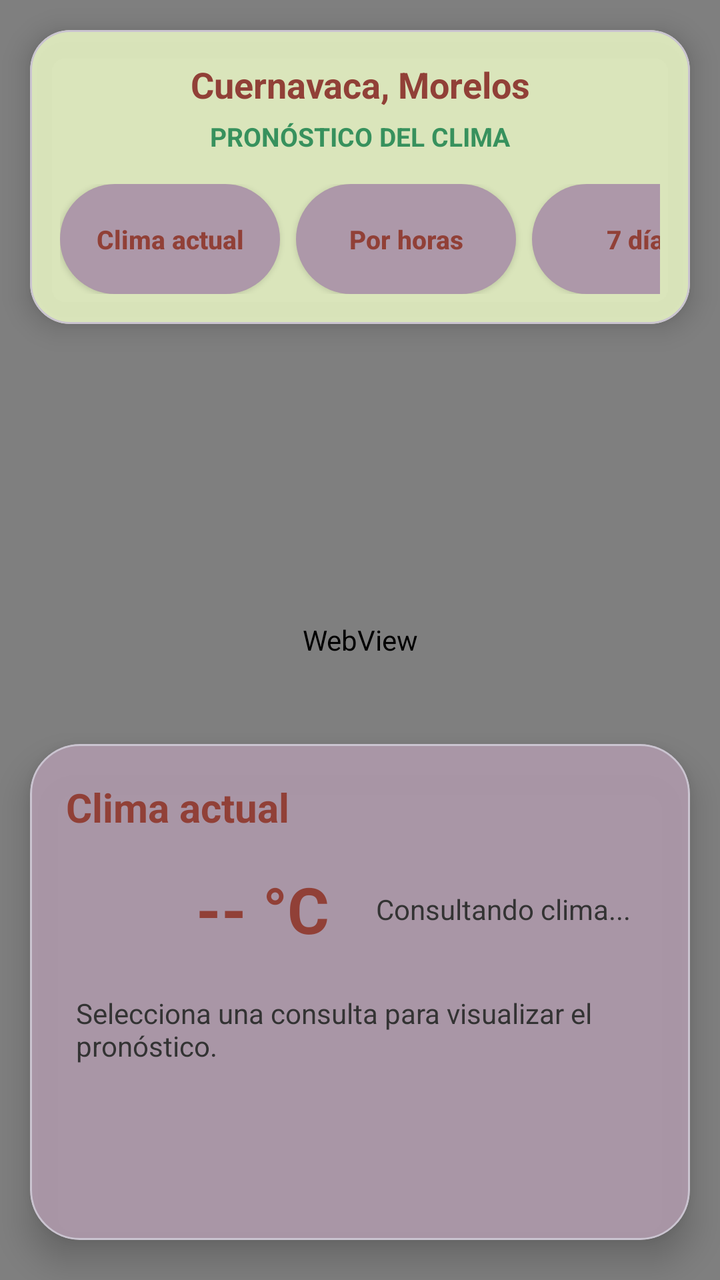
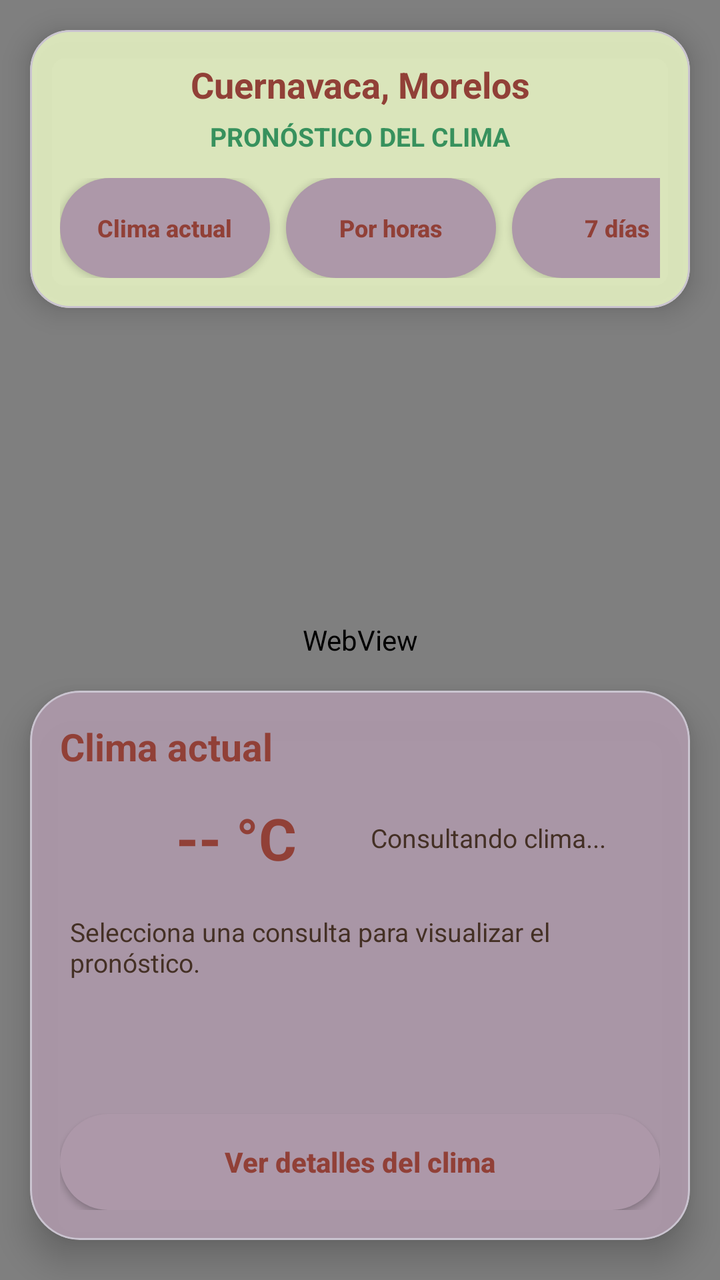

Compare the two renders of this Android layout. The source of the first and the diff that turns it into the second are given below.
<!-- AndroidManifest.xml: application theme Theme.PATHLY -->
<!-- res/layout/activity_principal.xml -->
<?xml version="1.0" encoding="utf-8"?>
<FrameLayout
    xmlns:android="http://schemas.android.com/apk/res/android"
    xmlns:app="http://schemas.android.com/apk/res-auto"
    xmlns:tools="http://schemas.android.com/tools"
    android:id="@+id/main"
    android:layout_width="match_parent"
    android:layout_height="match_parent"
    android:background="#E1EDC0"
    tools:context=".PrincipalActivity">

    <WebView
        android:id="@+id/webMapa"
        android:layout_width="match_parent"
        android:layout_height="match_parent"
        android:background="#E1EDC0"/>

    
    <com.google.android.material.card.MaterialCardView
        android:layout_width="match_parent"
        android:layout_height="wrap_content"
        android:layout_gravity="top"
        android:layout_marginStart="15dp"
        android:layout_marginEnd="15dp"
        android:layout_marginTop="15dp"
        app:cardCornerRadius="20dp"
        app:cardElevation="8dp"
        app:cardBackgroundColor="#EDE1EDC0">

        <LinearLayout
            android:layout_width="match_parent"
            android:layout_height="wrap_content"
            android:orientation="vertical"
            android:padding="15dp">

            <TextView
                android:id="@+id/tvUbicacion"
                android:layout_width="match_parent"
                android:layout_height="wrap_content"
                android:text="Cuernavaca, Morelos"
                android:textColor="#914037"
                android:textSize="18sp"
                android:textStyle="bold"
                android:gravity="center"/>

            <TextView
                android:layout_width="match_parent"
                android:layout_height="wrap_content"
                android:text="PRONÓSTICO DEL CLIMA"
                android:textColor="#37915D"
                android:textSize="13sp"
                android:textStyle="bold"
                android:gravity="center"
                android:layout_marginTop="5dp"
                android:layout_marginBottom="15dp"/>

            
            <HorizontalScrollView
                android:layout_width="match_parent"
                android:layout_height="wrap_content"
                android:scrollbars="none">

                <LinearLayout
                    android:layout_width="wrap_content"
                    android:layout_height="wrap_content"
                    android:orientation="horizontal">

                    <androidx.appcompat.widget.AppCompatButton
                        android:id="@+id/btnClimaActual"
                        android:layout_width="110dp"
                        android:layout_height="55dp"
                        android:layout_marginEnd="8dp"
                        android:background="@drawable/bg_button"
                        android:text="Clima actual"
                        android:textColor="#914037"
                        android:textSize="13sp"
                        android:textAllCaps="false"
                        android:textStyle="bold"/>

                    <androidx.appcompat.widget.AppCompatButton
                        android:id="@+id/btnPronosticoHoras"
                        android:layout_width="110dp"
                        android:layout_height="55dp"
                        android:layout_marginEnd="8dp"
                        android:background="@drawable/bg_button"
                        android:text="Por horas"
                        android:textColor="#914037"
                        android:textSize="13sp"
                        android:textAllCaps="false"
                        android:textStyle="bold"/>

                    <androidx.appcompat.widget.AppCompatButton
                        android:id="@+id/btnPronosticoSemanal"
                        android:layout_width="110dp"
                        android:layout_height="55dp"
                        android:background="@drawable/bg_button"
                        android:text="7 días"
                        android:textColor="#914037"
                        android:textSize="13sp"
                        android:textAllCaps="false"
                        android:textStyle="bold"/>

                </LinearLayout>
            </HorizontalScrollView>

        </LinearLayout>
    </com.google.android.material.card.MaterialCardView>

    
    <com.google.android.material.card.MaterialCardView
        android:layout_width="match_parent"
        android:layout_height="wrap_content"
        android:layout_gravity="bottom"
        android:layout_marginStart="15dp"
        android:layout_marginEnd="15dp"
        android:layout_marginBottom="20dp"
        app:cardCornerRadius="25dp"
        app:cardElevation="10dp"
        app:cardBackgroundColor="#F0AD98A9">

        <LinearLayout
            android:layout_width="match_parent"
            android:layout_height="wrap_content"
            android:orientation="vertical"
            android:padding="18dp">

            <TextView
                android:id="@+id/tvTituloClima"
                android:layout_width="match_parent"
                android:layout_height="wrap_content"
                android:text="Clima actual"
                android:textSize="20sp"
                android:textColor="#914037"
                android:textStyle="bold"/>

            <LinearLayout
                android:layout_width="match_parent"
                android:layout_height="wrap_content"
                android:orientation="horizontal"
                android:gravity="center_vertical"
                android:layout_marginTop="10dp">

                <ImageView
                    android:id="@+id/ivClima"
                    android:layout_width="55dp"
                    android:layout_height="55dp"
                    android:contentDescription="Icono del clima"
                    android:scaleType="fitCenter"/>

                <TextView
                    android:id="@+id/tvTemperatura"
                    android:layout_width="wrap_content"
                    android:layout_height="wrap_content"
                    android:text="-- °C"
                    android:textSize="32sp"
                    android:textStyle="bold"
                    android:textColor="#914037"
                    android:layout_marginStart="10dp"/>

                <TextView
                    android:id="@+id/tvDetalleClima"
                    android:layout_width="0dp"
                    android:layout_height="wrap_content"
                    android:layout_weight="1"
                    android:text="Consultando clima..."
                    android:textColor="#333333"
                    android:textSize="14sp"
                    android:gravity="center"
                    android:layout_marginStart="12dp"/>

            </LinearLayout>

            
            <ScrollView
                android:layout_width="match_parent"
                android:layout_height="110dp"
                android:layout_marginTop="10dp"
                android:fillViewport="true">

                <TextView
                    android:id="@+id/tvDatosExtra"
                    android:layout_width="match_parent"
                    android:layout_height="wrap_content"
                    android:text="Selecciona una consulta para visualizar el pronóstico."
                    android:textColor="#333333"
                    android:textSize="14sp"
                    android:padding="5dp"/>

            </ScrollView>

        </LinearLayout>
    </com.google.android.material.card.MaterialCardView>

</FrameLayout>
<!-- resources referenced by this layout -->
<resources>
  <!-- drawable bg_button (drawable) -->
  <?xml version="1.0" encoding="utf-8"?>
  <shape xmlns:android="http://schemas.android.com/apk/res/android">
  
      <solid android:color="#AD98A9"/>
  
      <corners android:radius="100dp"/>
  
  </shape>
  <style name="Theme.PATHLY" parent="Base.Theme.PATHLY" />
  <style name="Base.Theme.PATHLY" parent="Theme.Material3.DayNight.NoActionBar">
          
          
      </style>
</resources>

<!-- the commit's change to res/layout/activity_principal.xml (unified diff, before → after) -->
@@ -9,6 +9,7 @@
     android:background="#E1EDC0"
     tools:context=".PrincipalActivity">
 
+    
     <WebView
         android:id="@+id/webMapa"
         android:layout_width="match_parent"
@@ -16,179 +17,217 @@
         android:background="#E1EDC0"/>
 
     
-    <com.google.android.material.card.MaterialCardView
+    <LinearLayout
         android:layout_width="match_parent"
-        android:layout_height="wrap_content"
-        android:layout_gravity="top"
-        android:layout_marginStart="15dp"
-        android:layout_marginEnd="15dp"
-        android:layout_marginTop="15dp"
-        app:cardCornerRadius="20dp"
-        app:cardElevation="8dp"
-        app:cardBackgroundColor="#EDE1EDC0">
-
-        <LinearLayout
+        android:layout_height="match_parent"
+        android:orientation="vertical">
+
+        
+        <com.google.android.material.card.MaterialCardView
             android:layout_width="match_parent"
             android:layout_height="wrap_content"
-            android:orientation="vertical"
-            android:padding="15dp">
-
-            <TextView
-                android:id="@+id/tvUbicacion"
-                android:layout_width="match_parent"
-                android:layout_height="wrap_content"
-                android:text="Cuernavaca, Morelos"
-                android:textColor="#914037"
-                android:textSize="18sp"
-                android:textStyle="bold"
-                android:gravity="center"/>
-
-            <TextView
-                android:layout_width="match_parent"
-                android:layout_height="wrap_content"
-                android:text="PRONÓSTICO DEL CLIMA"
-                android:textColor="#37915D"
-                android:textSize="13sp"
-                android:textStyle="bold"
-                android:gravity="center"
-                android:layout_marginTop="5dp"
-                android:layout_marginBottom="15dp"/>
-
-            
-            <HorizontalScrollView
-                android:layout_width="match_parent"
-                android:layout_height="wrap_content"
-                android:scrollbars="none">
-
-                <LinearLayout
-                    android:layout_width="wrap_content"
-                    android:layout_height="wrap_content"
-                    android:orientation="horizontal">
-
-                    <androidx.appcompat.widget.AppCompatButton
-                        android:id="@+id/btnClimaActual"
-                        android:layout_width="110dp"
-                        android:layout_height="55dp"
-                        android:layout_marginEnd="8dp"
-                        android:background="@drawable/bg_button"
-                        android:text="Clima actual"
-                        android:textColor="#914037"
-                        android:textSize="13sp"
-                        android:textAllCaps="false"
-                        android:textStyle="bold"/>
-
-                    <androidx.appcompat.widget.AppCompatButton
-                        android:id="@+id/btnPronosticoHoras"
-                        android:layout_width="110dp"
-                        android:layout_height="55dp"
-                        android:layout_marginEnd="8dp"
-                        android:background="@drawable/bg_button"
-                        android:text="Por horas"
-                        android:textColor="#914037"
-                        android:textSize="13sp"
-                        android:textAllCaps="false"
-                        android:textStyle="bold"/>
-
-                    <androidx.appcompat.widget.AppCompatButton
-                        android:id="@+id/btnPronosticoSemanal"
-                        android:layout_width="110dp"
-                        android:layout_height="55dp"
-                        android:background="@drawable/bg_button"
-                        android:text="7 días"
-                        android:textColor="#914037"
-                        android:textSize="13sp"
-                        android:textAllCaps="false"
-                        android:textStyle="bold"/>
-
-                </LinearLayout>
-            </HorizontalScrollView>
-
-        </LinearLayout>
-    </com.google.android.material.card.MaterialCardView>
-
-    
-    <com.google.android.material.card.MaterialCardView
-        android:layout_width="match_parent"
-        android:layout_height="wrap_content"
-        android:layout_gravity="bottom"
-        android:layout_marginStart="15dp"
-        android:layout_marginEnd="15dp"
-        android:layout_marginBottom="20dp"
-        app:cardCornerRadius="25dp"
-        app:cardElevation="10dp"
-        app:cardBackgroundColor="#F0AD98A9">
-
-        <LinearLayout
-            android:layout_width="match_parent"
-            android:layout_height="wrap_content"
-            android:orientation="vertical"
-            android:padding="18dp">
-
-            <TextView
-                android:id="@+id/tvTituloClima"
-                android:layout_width="match_parent"
-                android:layout_height="wrap_content"
-                android:text="Clima actual"
-                android:textSize="20sp"
-                android:textColor="#914037"
-                android:textStyle="bold"/>
+            android:layout_marginStart="15dp"
+            android:layout_marginEnd="15dp"
+            android:layout_marginTop="15dp"
+            app:cardCornerRadius="20dp"
+            app:cardElevation="8dp"
+            app:cardBackgroundColor="#EDE1EDC0">
 
             <LinearLayout
                 android:layout_width="match_parent"
                 android:layout_height="wrap_content"
-                android:orientation="horizontal"
-                android:gravity="center_vertical"
-                android:layout_marginTop="10dp">
-
-                <ImageView
-                    android:id="@+id/ivClima"
-                    android:layout_width="55dp"
-                    android:layout_height="55dp"
-                    android:contentDescription="Icono del clima"
-                    android:scaleType="fitCenter"/>
-
+                android:orientation="vertical"
+                android:padding="15dp">
+
+                
                 <TextView
-                    android:id="@+id/tvTemperatura"
-                    android:layout_width="wrap_content"
-                    android:layout_height="wrap_content"
-                    android:text="-- °C"
-                    android:textSize="32sp"
+                    android:id="@+id/tvUbicacion"
+                    android:layout_width="match_parent"
+                    android:layout_height="wrap_content"
+                    android:text="Cuernavaca, Morelos"
+                    android:textColor="#914037"
+                    android:textSize="18sp"
                     android:textStyle="bold"
+                    android:gravity="center"/>
+
+                
+                <TextView
+                    android:layout_width="match_parent"
+                    android:layout_height="wrap_content"
+                    android:text="PRONÓSTICO DEL CLIMA"
+                    android:textColor="#37915D"
+                    android:textSize="13sp"
+                    android:textStyle="bold"
+                    android:gravity="center"
+                    android:layout_marginTop="5dp"
+                    android:layout_marginBottom="12dp"/>
+
+                
+                <HorizontalScrollView
+                    android:layout_width="match_parent"
+                    android:layout_height="wrap_content"
+                    android:scrollbars="none">
+
+                    <LinearLayout
+                        android:layout_width="wrap_content"
+                        android:layout_height="wrap_content"
+                        android:orientation="horizontal">
+
+                        
+                        <androidx.appcompat.widget.AppCompatButton
+                            android:id="@+id/btnClimaActual"
+                            android:layout_width="105dp"
+                            android:layout_height="50dp"
+                            android:layout_marginEnd="8dp"
+                            android:background="@drawable/bg_button"
+                            android:text="Clima actual"
+                            android:textColor="#914037"
+                            android:textSize="12sp"
+                            android:textAllCaps="false"
+                            android:textStyle="bold"/>
+
+                        
+                        <androidx.appcompat.widget.AppCompatButton
+                            android:id="@+id/btnPronosticoHoras"
+                            android:layout_width="105dp"
+                            android:layout_height="50dp"
+                            android:layout_marginEnd="8dp"
+                            android:background="@drawable/bg_button"
+                            android:text="Por horas"
+                            android:textColor="#914037"
+                            android:textSize="12sp"
+                            android:textAllCaps="false"
+                            android:textStyle="bold"/>
+
+                        
+                        <androidx.appcompat.widget.AppCompatButton
+                            android:id="@+id/btnPronosticoSemanal"
+                            android:layout_width="105dp"
+                            android:layout_height="50dp"
+                            android:background="@drawable/bg_button"
+                            android:text="7 días"
+                            android:textColor="#914037"
+                            android:textSize="12sp"
+                            android:textAllCaps="false"
+                            android:textStyle="bold"/>
+
+                    </LinearLayout>
+                </HorizontalScrollView>
+
+            </LinearLayout>
+
+        </com.google.android.material.card.MaterialCardView>
+
+        
+        <Space
+            android:layout_width="match_parent"
+            android:layout_height="0dp"
+            android:layout_weight="1"/>
+
+        
+        <com.google.android.material.card.MaterialCardView
+            android:layout_width="match_parent"
+            android:layout_height="wrap_content"
+            android:layout_marginStart="15dp"
+            android:layout_marginEnd="15dp"
+            android:layout_marginBottom="20dp"
+            app:cardCornerRadius="25dp"
+            app:cardElevation="10dp"
+            app:cardBackgroundColor="#F0AD98A9">
+
+            <LinearLayout
+                android:layout_width="match_parent"
+                android:layout_height="wrap_content"
+                android:orientation="vertical"
+                android:padding="15dp">
+
+                
+                <TextView
+                    android:id="@+id/tvTituloClima"
+                    android:layout_width="match_parent"
+                    android:layout_height="wrap_content"
+                    android:text="Clima actual"
+                    android:textSize="19sp"
                     android:textColor="#914037"
-                    android:layout_marginStart="10dp"/>
-
-                <TextView
-                    android:id="@+id/tvDetalleClima"
-                    android:layout_width="0dp"
-                    android:layout_height="wrap_content"
-                    android:layout_weight="1"
-                    android:text="Consultando clima..."
-                    android:textColor="#333333"
+                    android:textStyle="bold"/>
+
+                
+                <LinearLayout
+                    android:layout_width="match_parent"
+                    android:layout_height="wrap_content"
+                    android:orientation="horizontal"
+                    android:gravity="center_vertical"
+                    android:layout_marginTop="8dp">
+
+                    
+                    <ImageView
+                        android:id="@+id/ivClima"
+                        android:layout_width="50dp"
+                        android:layout_height="50dp"
+                        android:contentDescription="Icono del clima"
+                        android:scaleType="fitCenter"/>
+
+                    
+                    <TextView
+                        android:id="@+id/tvTemperatura"
+                        android:layout_width="wrap_content"
+                        android:layout_height="wrap_content"
+                        android:text="-- °C"
+                        android:textSize="29sp"
+                        android:textStyle="bold"
+                        android:textColor="#914037"
+                        android:layout_marginStart="8dp"/>
+
+                    
+                    <TextView
+                        android:id="@+id/tvDetalleClima"
+                        android:layout_width="0dp"
+                        android:layout_height="wrap_content"
+                        android:layout_weight="1"
+                        android:text="Consultando clima..."
+                        android:textColor="#443025"
+                        android:textSize="13sp"
+                        android:gravity="center"
+                        android:layout_marginStart="10dp"/>
+
+                </LinearLayout>
+
+                
+                <ScrollView
+                    android:layout_width="match_parent"
+                    android:layout_height="95dp"
+                    android:layout_marginTop="8dp"
+                    android:fillViewport="true"
+                    android:scrollbars="vertical">
+
+                    <TextView
+                        android:id="@+id/tvDatosExtra"
+                        android:layout_width="match_parent"
+                        android:layout_height="wrap_content"
+                        android:text="Selecciona una consulta para visualizar el pronóstico."
+                        android:textColor="#443025"
+                        android:textSize="13sp"
+                        android:padding="5dp"/>
+
+                </ScrollView>
+
+                
+                <androidx.appcompat.widget.AppCompatButton
+                    android:id="@+id/btnVerDetalles"
+                    android:layout_width="match_parent"
+                    android:layout_height="48dp"
+                    android:layout_marginTop="10dp"
+                    android:background="@drawable/bg_button"
+                    android:text="Ver detalles del clima"
+                    android:textColor="#914037"
                     android:textSize="14sp"
-                    android:gravity="center"
-                    android:layout_marginStart="12dp"/>
+                    android:textAllCaps="false"
+                    android:textStyle="bold"/>
 
             </LinearLayout>
 
-            
-            <ScrollView
-                android:layout_width="match_parent"
-                android:layout_height="110dp"
-                android:layout_marginTop="10dp"
-                android:fillViewport="true">
-
-                <TextView
-                    android:id="@+id/tvDatosExtra"
-                    android:layout_width="match_parent"
-                    android:layout_height="wrap_content"
-                    android:text="Selecciona una consulta para visualizar el pronóstico."
-                    android:textColor="#333333"
-                    android:textSize="14sp"
-                    android:padding="5dp"/>
-
-            </ScrollView>
-
-        </LinearLayout>
-    </com.google.android.material.card.MaterialCardView>
+        </com.google.android.material.card.MaterialCardView>
+
+    </LinearLayout>
 
 </FrameLayout>
